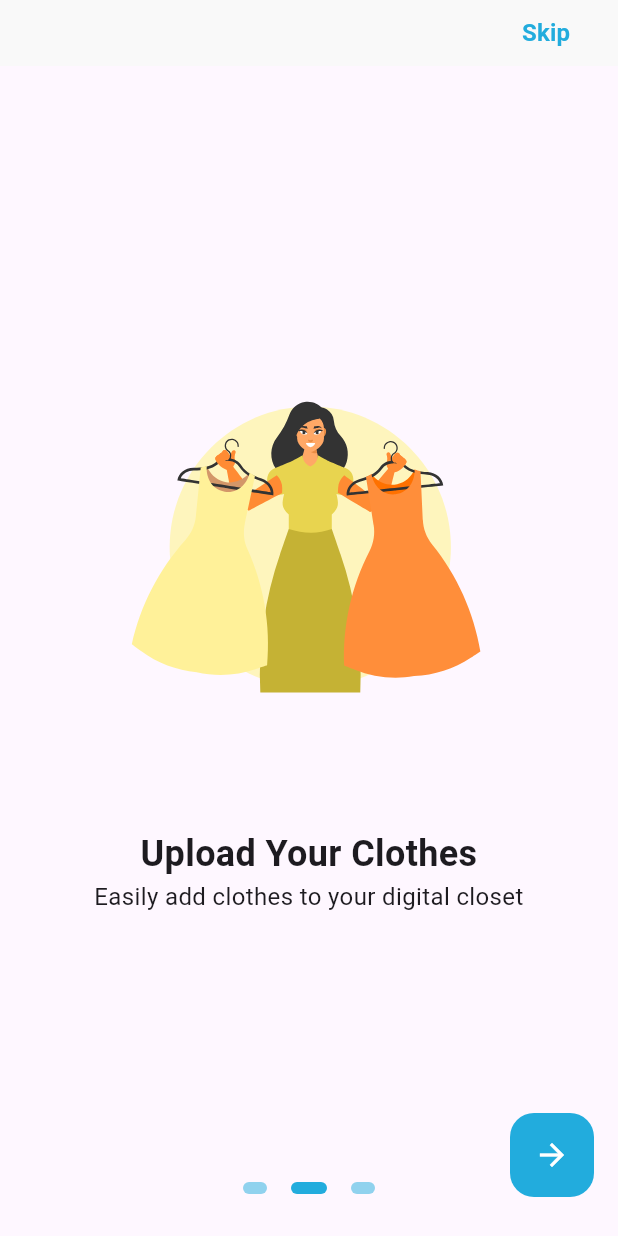
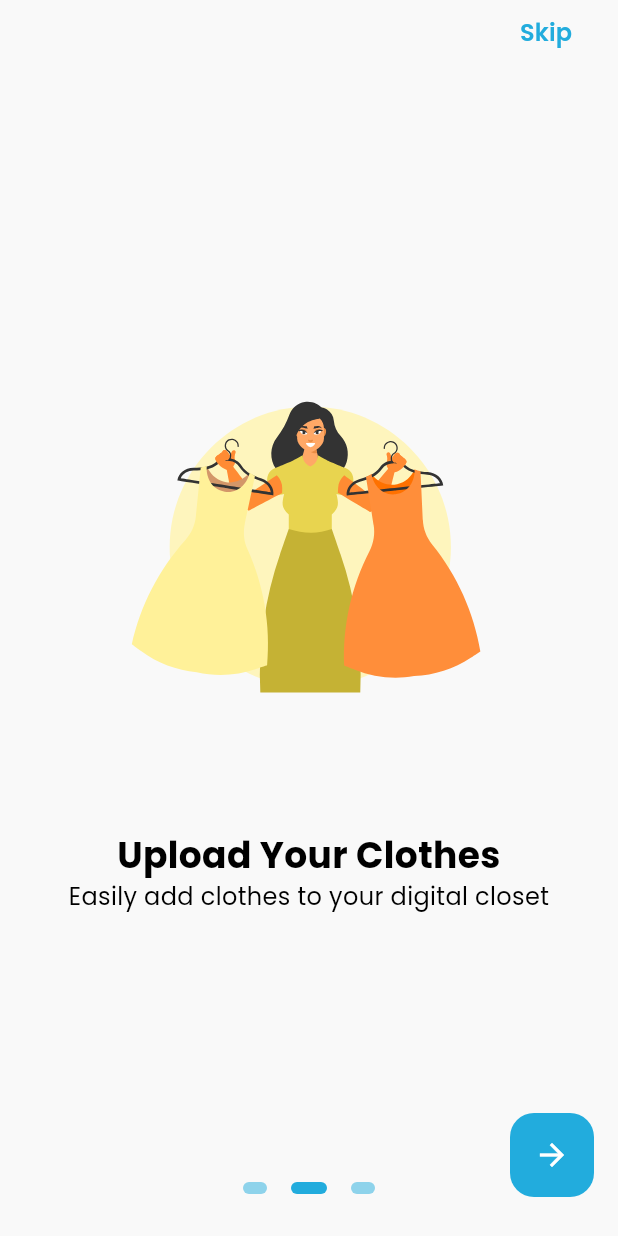
Before and after one commit to Modisch-PENS/modisch-mobile, a Flutter app: the screen it shows after launch, swiped to page 2, on a phone screen of 412 x 824 dp. Run offline on Flutter 3.47's test engine with Material 3 defaults, Android fonts, the light colour scheme and no system bars; drawn by our look-alikes of flutter_onboarding_slider; our stand-ins replace carousel_slider, flutter_dotenv, flutter_expandable_fab, flutter_riverpod, font_awesome_flutter, geolocator and 11 more; accounts and stored records are empty; generated files the repository leaves out were written again.

Commit message:
fixing main and pubspec after merging conflict

```diff
--- a/lib/main.dart
+++ b/lib/main.dart
@@ -36,8 +36,14 @@ class MyApp extends ConsumerWidget {
     return MaterialApp.router(
       title: 'Modisch',
       theme: ThemeData(
-        primarySwatch: Colors.blue, //nanti tolong ganti ke Tertiary
         useMaterial3: true,
+        colorScheme: ColorScheme.light(
+          primary: AppColors.primary,
+          surface: AppColors.background,
+          secondary: AppColors.secondary,
+          tertiary: AppColors.tertiary,
+        ),
+        textTheme: AppTypography.getM3TextTheme(),
       ),
       debugShowCheckedModeBanner: false,
       routerConfig: ref.watch(routerProvider),
```
Also changed, not shown: pubspec.yaml (+1 -13 lines), pubspec.lock.
